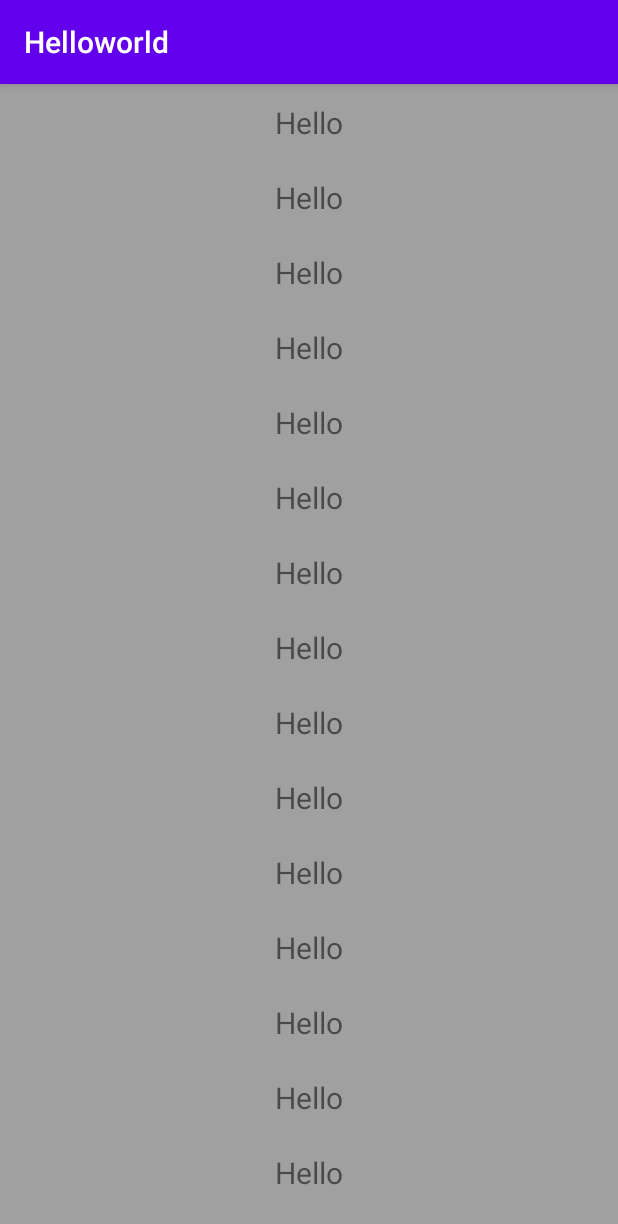
After one commit to 1170300624/Hello-World, an Android app: the LinearRecyclerActivity screen opened directly, with no data from a screen before it, on a phone screen of 412 x 824 dp. The commit adds this screen. Shown: the top 1224 px of the screen. Run offline under Robolectric (Android 15) with nearby library versions, the phone set to English and light mode, and no system bars.

Commit message:
2021.8.20

```diff
--- a/app/build.gradle
+++ b/app/build.gradle
@@ -32,7 +32,10 @@ dependencies {
     implementation 'androidx.appcompat:appcompat:1.2.0'
     implementation 'com.google.android.material:material:1.3.0'
     implementation 'androidx.constraintlayout:constraintlayout:2.0.4'
+    implementation 'androidx.recyclerview:recyclerview:1.2.1'
     testImplementation 'junit:junit:4.+'
     androidTestImplementation 'androidx.test.ext:junit:1.1.2'
     androidTestImplementation 'androidx.test.espresso:espresso-core:3.3.0'
+
+
 }
--- /dev/null
+++ b/app/src/main/java/com/example/helloworld/LinearAdapter.java
@@ -0,0 +1,49 @@
+package com.example.helloworld;
+
+
+import android.content.Context;
+import android.view.LayoutInflater;
+import android.view.View;
+import android.view.ViewGroup;
+import android.widget.TextView;
+
+import androidx.annotation.NonNull;
+import androidx.recyclerview.widget.RecyclerView;
+
+public class LinearAdapter extends RecyclerView.Adapter<LinearAdapter.LinearViewHolder> {
+
+    private Context context;
+
+    public LinearAdapter(Context context){
+        this.context = context;
+    }
+
+    @NonNull
+    @Override
+    public LinearAdapter.LinearViewHolder onCreateViewHolder(@NonNull ViewGroup parent, int viewType) {
+        return new LinearViewHolder(LayoutInflater.from(context).inflate(R.layout.layout_linear_item, parent, false));
+    }
+
+    @Override
+    public void onBindViewHolder(@NonNull LinearAdapter.LinearViewHolder holder, int position) {
+
+        holder.txtV.setText("Hello");
+
+    }
+
+    @Override
+    public int getItemCount() {
+        return 30;
+    }
+
+    class LinearViewHolder extends RecyclerView.ViewHolder{
+
+        private TextView txtV;
+
+        public LinearViewHolder(@NonNull View itemView) {
+            super(itemView);
+
+            txtV = itemView.findViewById(R.id.tv_tittle);
+        }
+    }
+}
--- /dev/null
+++ b/app/src/main/java/com/example/helloworld/LinearRecyclerActivity.java
@@ -0,0 +1,26 @@
+package com.example.helloworld;
+
+import android.os.Bundle;
+
+import androidx.appcompat.app.AppCompatActivity;
+import androidx.recyclerview.widget.LinearLayoutManager;
+import androidx.recyclerview.widget.RecyclerView;
+
+public class LinearRecyclerActivity extends AppCompatActivity {
+
+    private RecyclerView mRvLn;
+
+    @Override
+    protected void onCreate(Bundle savedInstanceState) {
+        super.onCreate(savedInstanceState);
+        setContentView(R.layout.activity_linear_recycler);
+
+        mRvLn = findViewById(R.id.rv_linear);
+
+        mRvLn.setLayoutManager(new LinearLayoutManager(LinearRecyclerActivity.this));
+
+        mRvLn.setAdapter(new LinearAdapter(LinearRecyclerActivity.this));
+
+
+    }
+}
--- /dev/null
+++ b/app/src/main/res/layout/activity_linear_recycler.xml
@@ -0,0 +1,15 @@
+<?xml version="1.0" encoding="utf-8"?>
+<RelativeLayout xmlns:android="http://schemas.android.com/apk/res/android"
+    xmlns:app="http://schemas.android.com/apk/res-auto"
+    xmlns:tools="http://schemas.android.com/tools"
+    android:layout_width="match_parent"
+    android:layout_height="match_parent">
+
+    <androidx.recyclerview.widget.RecyclerView
+        android:id="@+id/rv_linear"
+        android:layout_width="match_parent"
+        android:layout_height="wrap_content"
+        android:background="#A0A0A0"
+        />
+
+</RelativeLayout>
--- /dev/null
+++ b/app/src/main/res/layout/layout_linear_item.xml
@@ -0,0 +1,17 @@
+<?xml version="1.0" encoding="utf-8"?>
+<LinearLayout xmlns:android="http://schemas.android.com/apk/res/android"
+    android:layout_width="match_parent"
+    android:layout_height="match_parent">
+
+    <TextView
+        android:id="@+id/tv_tittle"
+        android:layout_width="match_parent"
+        android:layout_height="50dp"
+        android:gravity="center"
+        android:textSize="20sp"
+        android:padding="12dp"
+        />
+
+
+
+</LinearLayout>
--- a/build.gradle
+++ b/build.gradle
@@ -5,7 +5,7 @@ buildscript {
         mavenCentral()
     }
     dependencies {
-        classpath "com.android.tools.build:gradle:7.0.0"
+        classpath "com.android.tools.build:gradle:7.0.1"
 
         // NOTE: Do not place your application dependencies here; they belong
         // in the individual module build.gradle files
```
Also changed, not shown: app/src/main/AndroidManifest.xml (+21 -3 lines), app/src/main/java/com/example/helloworld/DialogActivity.java (added, +14 -0 lines), app/src/main/java/com/example/helloworld/IntentTestActivity.java (added, +37 -0 lines), app/src/main/java/com/example/helloworld/MainActivity.java (+37 -1 lines), app/src/main/java/com/example/helloworld/RecyclerActivity.java (added, +31 -0 lines), app/src/main/res/layout/activity_dialog.xml (added, +16 -0 lines), app/src/main/res/layout/activity_intent_test.xml (added, +27 -0 lines), app/src/main/res/layout/activity_main.xml (+36 -0 lines), app/src/main/res/layout/activity_recycler.xml (added, +17 -0 lines), app/src/main/res/menu/main.xml (added, +11 -0 lines).
